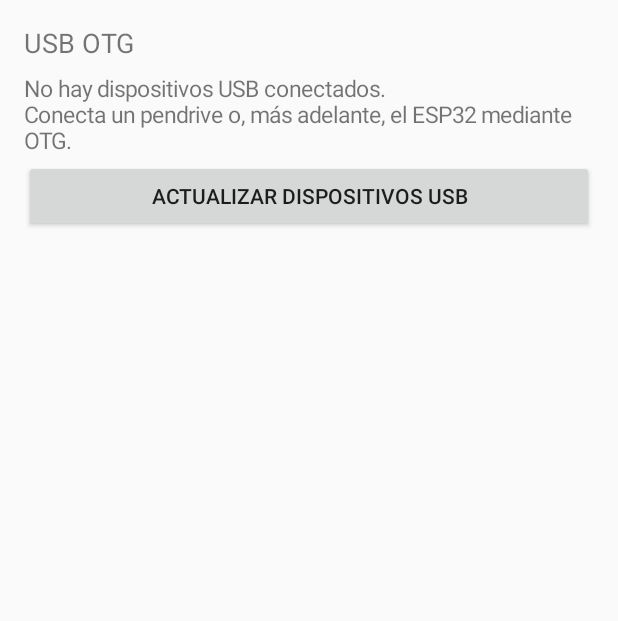
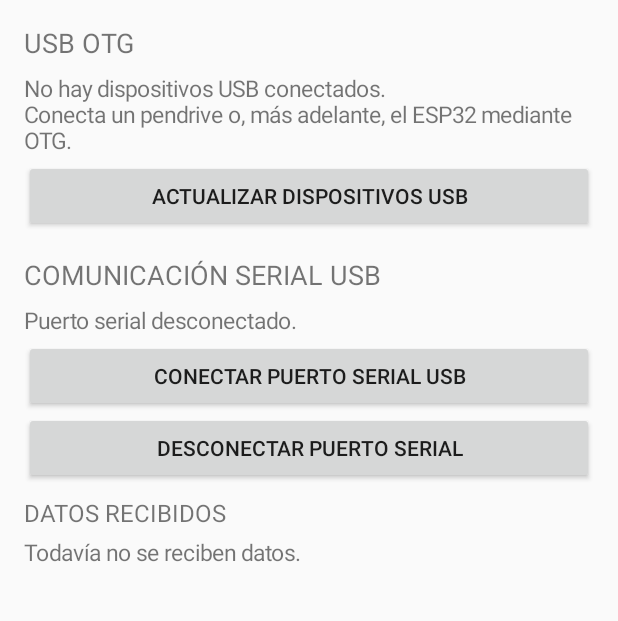
Before and after one commit to alex005alexr/Remote, an Android app: the screen it shows after launch (MainActivity), on a phone screen of 412 x 824 dp, the part 496-1117 px from its top. Run offline under Robolectric (Android 15) with nearby library versions, the phone set to English and light mode, and no system bars; libraries missing offline, so code that uses them is left out: com.hoho.android.

Commit message:
feat(usb): add serial connect and receive diagnostics to app

```diff
--- a/app/src/main/java/com/remote/onboard/MainActivity.kt
+++ b/app/src/main/java/com/remote/onboard/MainActivity.kt
@@ -20,6 +20,7 @@ import android.widget.ScrollView
 import android.widget.TextView
 import androidx.core.content.ContextCompat
 import com.remote.onboard.core.RemoteService
+import com.remote.onboard.usb.UsbSerialController
 import java.util.Locale
 
 class MainActivity : Activity() {
@@ -27,6 +28,9 @@ class MainActivity : Activity() {
     private lateinit var usbView: TextView
     private lateinit var statusView: TextView
     private lateinit var locationStatusView: TextView
+    private lateinit var serialStatusView: TextView
+    private lateinit var serialDataView: TextView
+    private lateinit var usbSerialController: UsbSerialController
     private var receiverRegistered = false
 
     private val telemetryReceiver = object : BroadcastReceiver() {
@@ -45,6 +49,13 @@ class MainActivity : Activity() {
         usbView = sectionText("")
         statusView = sectionText("Remote detenido.")
         locationStatusView = sectionText("")
+        serialStatusView = sectionText("Puerto serial desconectado.")
+        serialDataView = sectionText("Todavía no se reciben datos.")
+        usbSerialController = UsbSerialController(
+            this,
+            onStatus = { message -> runOnUiThread { serialStatusView.text = message } },
+            onReceived = { message -> runOnUiThread { serialDataView.text = message } }
+        )
 
         val startButton = Button(this).apply {
             text = "Iniciar telemetría"
@@ -67,6 +78,14 @@ class MainActivity : Activity() {
         val refreshUsbButton = Button(this).apply {
             text = "Actualizar dispositivos USB"
             setOnClickListener { refreshUsbStatus() }
+        }
+        val connectSerialButton = Button(this).apply {
+            text = "Conectar puerto serial USB"
+            setOnClickListener { usbSerialController.connectFirstAvailable() }
+        }
+        val disconnectSerialButton = Button(this).apply {
+            text = "Desconectar puerto serial"
+            setOnClickListener { usbSerialController.disconnect() }
         }
 
         val root = LinearLayout(this).apply {
@@ -95,6 +114,20 @@ class MainActivity : Activity() {
             })
             addView(usbView)
             addView(refreshUsbButton)
+            addView(TextView(this@MainActivity).apply {
+                text = "COMUNICACIÓN SERIAL USB"
+                textSize = 18f
+                setPadding(0, 24, 0, 8)
+            })
+            addView(serialStatusView)
+            addView(connectSerialButton)
+            addView(disconnectSerialButton)
+            addView(TextView(this@MainActivity).apply {
+                text = "DATOS RECIBIDOS"
+                textSize = 16f
+                setPadding(0, 12, 0, 4)
+            })
+            addView(serialDataView)
         }
         setContentView(ScrollView(this).apply { addView(root) })
         refreshUsbStatus()
@@ -115,6 +148,11 @@ class MainActivity : Activity() {
         }
         refreshUsbStatus()
         refreshLocationStatus()
+    }
+
+    override fun onDestroy() {
+        usbSerialController.release()
+        super.onDestroy()
     }
 
     override fun onPause() {
```
